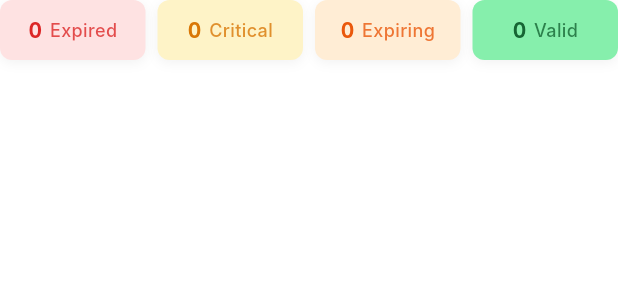
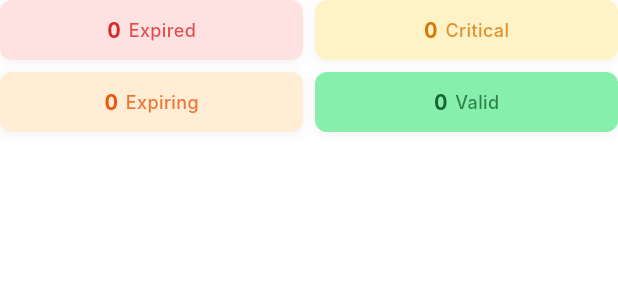
Before and after one commit to Ahmed-Nashat/License_Document_Expiry_Tracker, a Flutter app: the _MetricsRow widget shown alone on an empty page, opened directly with empty values, on a phone screen of 412 x 824 dp. Shown: the top 300 px of the screen. Run offline on Flutter 3.47's test engine with Material 3 defaults, Android fonts, the phone set to English and light mode, and no system bars; our stand-ins replace dio, flutter_animate, flutter_riverpod, go_router; accounts and stored records are empty; network calls fail; Roboto replaces fonts that are missing (Inter).

Commit message:
style: fix responsive layout on mobile for search bar, add button, and stat metrics row

```diff
--- a/client/lib/features/home/home_screen.dart
+++ b/client/lib/features/home/home_screen.dart
@@ -224,7 +224,10 @@ class _HomeScreenState extends ConsumerState<HomeScreen>
                     // ── Search + Add ─────────────────────────────────────
                     FadeTransition(
                       opacity: _navFade,
-                      child: Row(
+                      child: LayoutBuilder(
+                        builder: (context, constraints) {
+                          final isMobile = constraints.maxWidth < 500;
+                          return Row(
                             children: [
                               Expanded(
                                 child: TextFormField(
@@ -238,7 +241,7 @@ class _HomeScreenState extends ConsumerState<HomeScreen>
                                           ? AppColors.inkDark
                                           : AppColors.ink),
                                   decoration: InputDecoration(
-                                hintText: 'Search documents, providers…',
+                                    hintText: isMobile ? 'Search...' : 'Search documents, providers…',
                                     prefixIcon: Icon(Icons.search_rounded,
                                         color: AppColors.gray),
                                     suffixIcon: _searchController.text.isNotEmpty
@@ -260,6 +263,19 @@ class _HomeScreenState extends ConsumerState<HomeScreen>
                                 ),
                               ),
                               const SizedBox(width: 12),
+                              if (isMobile)
+                                SizedBox(
+                                  width: 48,
+                                  height: 48,
+                                  child: FilledButton(
+                                    onPressed: () => showDocumentDialog(context),
+                                    style: FilledButton.styleFrom(
+                                      padding: EdgeInsets.zero,
+                                    ),
+                                    child: const Icon(Icons.add_rounded, size: 20),
+                                  ),
+                                )
+                              else
                                 FilledButton.icon(
                                   onPressed: () => showDocumentDialog(context),
                                   icon: const Icon(Icons.add_rounded, size: 18),
@@ -270,6 +286,8 @@ class _HomeScreenState extends ConsumerState<HomeScreen>
                                   ),
                                 ),
                             ],
+                          );
+                        },
                       ),
                     ),
                     const SizedBox(height: 12),
@@ -561,36 +579,68 @@ class _MetricsRow extends StatelessWidget {
             d.urgency == ExpiryUrgency.upcoming)
         .length;
 
-    return Row(
-      children: [
+    final tiles = [
       _MetricTile(
         label: 'Expired',
         count: expired,
         urgency: ExpiryUrgency.expired,
         isDark: isDark,
       ),
-        const SizedBox(width: 8),
       _MetricTile(
         label: 'Critical',
         count: critical,
         urgency: ExpiryUrgency.critical,
         isDark: isDark,
       ),
-        const SizedBox(width: 8),
       _MetricTile(
         label: 'Expiring',
         count: expiringSoon,
         urgency: ExpiryUrgency.expiringSoon,
         isDark: isDark,
       ),
-        const SizedBox(width: 8),
       _MetricTile(
         label: 'Valid',
         count: valid,
         urgency: ExpiryUrgency.valid,
         isDark: isDark,
       ),
+    ];
+
+    return LayoutBuilder(
+      builder: (context, constraints) {
+        if (constraints.maxWidth < 500) {
+          return Column(
+            children: [
+              Row(
+                children: [
+                  tiles[0],
+                  const SizedBox(width: 8),
+                  tiles[1],
                 ],
+              ),
+              const SizedBox(height: 8),
+              Row(
+                children: [
+                  tiles[2],
+                  const SizedBox(width: 8),
+                  tiles[3],
+                ],
+              ),
+            ],
+          );
+        }
+        return Row(
+          children: [
+            tiles[0],
+            const SizedBox(width: 8),
+            tiles[1],
+            const SizedBox(width: 8),
+            tiles[2],
+            const SizedBox(width: 8),
+            tiles[3],
+          ],
+        );
+      },
     );
   }
 }
```
Lines whose indentation alone changed are shown as unchanged.
